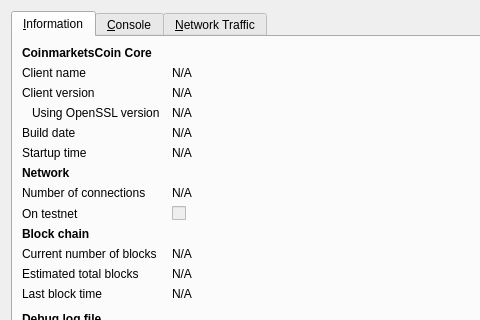
jyap808/jumbucks, file src/qt/forms/rpcconsole.ui: the form before one commit; both pictures show x 0 to 480 and y 0 to 320 of the 740 by 450 pixel window.
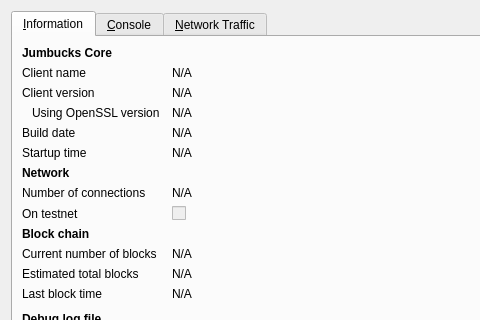
The form after the commit. Icons and pictures are not drawn. Custom widgets are drawn as their Qt base class.

What changed in the file:
```diff
--- a/src/qt/forms/rpcconsole.ui
+++ b/src/qt/forms/rpcconsole.ui
@@ -36,7 +36,7 @@
           </font>
          </property>
          <property name="text">
-          <string>CoinmarketsCoin Core</string>
+          <string>Jumbucks Core</string>
          </property>
         </widget>
        </item>
```
Left out of the diff: 6 changed lines with no effect on the pictures.
